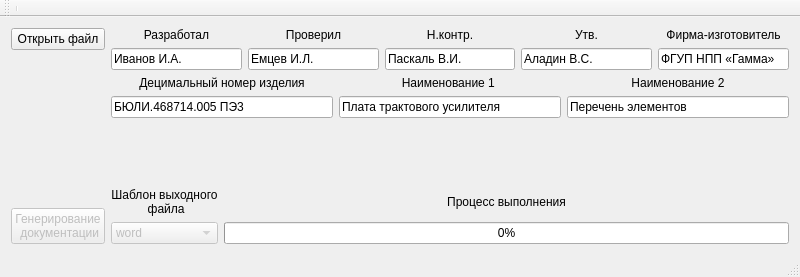
Above: mainwindow.ui from pivleonid/gp before the change. Below: the same form after it.
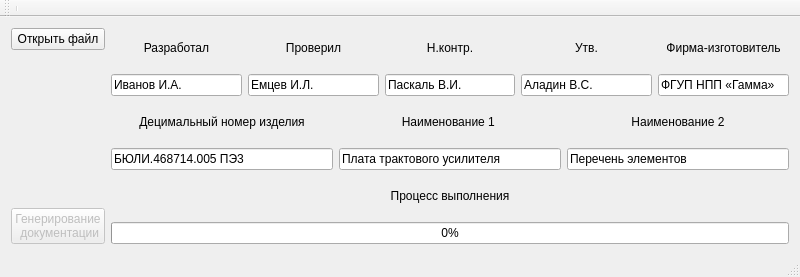
That is the form after the change.

```diff
--- a/mainwindow.ui
+++ b/mainwindow.ui
@@ -18,7 +18,7 @@
   </property>
   <property name="minimumSize">
    <size>
-    <width>746</width>
+    <width>800</width>
     <height>277</height>
    </size>
   </property>
@@ -240,55 +240,14 @@
     </item>
     <item row="2" column="1">
      <layout class="QGridLayout" name="gridLayout_4">
-      <item row="2" column="1">
+      <item row="1" column="0">
        <widget class="QProgressBar" name="progressBar_2">
         <property name="value">
          <number>0</number>
         </property>
        </widget>
       </item>
-      <item row="2" column="0">
-       <widget class="QComboBox" name="comboBox">
-        <property name="enabled">
-         <bool>false</bool>
-        </property>
-        <item>
-         <property name="text">
-          <string>word</string>
-         </property>
-        </item>
-        <item>
-         <property name="text">
-          <string>excel</string>
-         </property>
-        </item>
-       </widget>
-      </item>
-      <item row="1" column="0">
-       <widget class="QLabel" name="label">
-        <property name="text">
-         <string>Шаблон выходного
- файла</string>
-        </property>
-        <property name="alignment">
-         <set>Qt::AlignCenter</set>
-        </property>
-       </widget>
-      </item>
       <item row="0" column="0">
-       <spacer name="verticalSpacer_3">
-        <property name="orientation">
-         <enum>Qt::Vertical</enum>
-        </property>
-        <property name="sizeHint" stdset="0">
-         <size>
-          <width>20</width>
-          <height>40</height>
-         </size>
-        </property>
-       </spacer>
-      </item>
-      <item row="1" column="1">
        <widget class="QLabel" name="label_9">
         <property name="text">
          <string>Процесс выполнения</string>
```
Left out of the diff: 1 changed line with no effect on the pictures.
